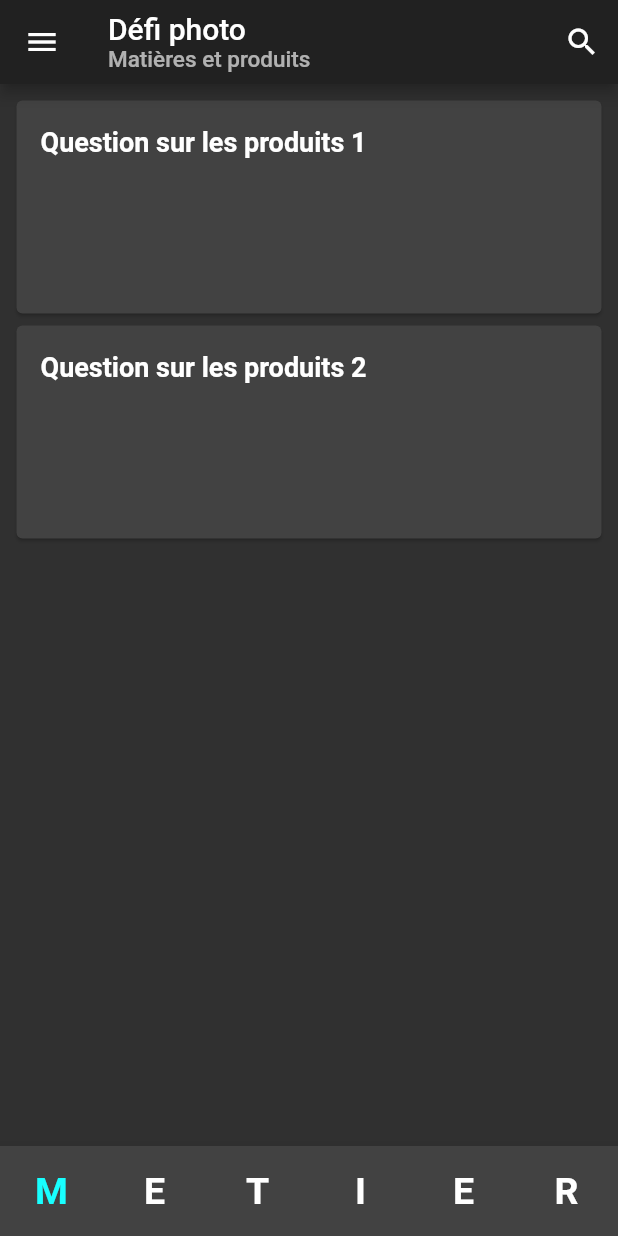
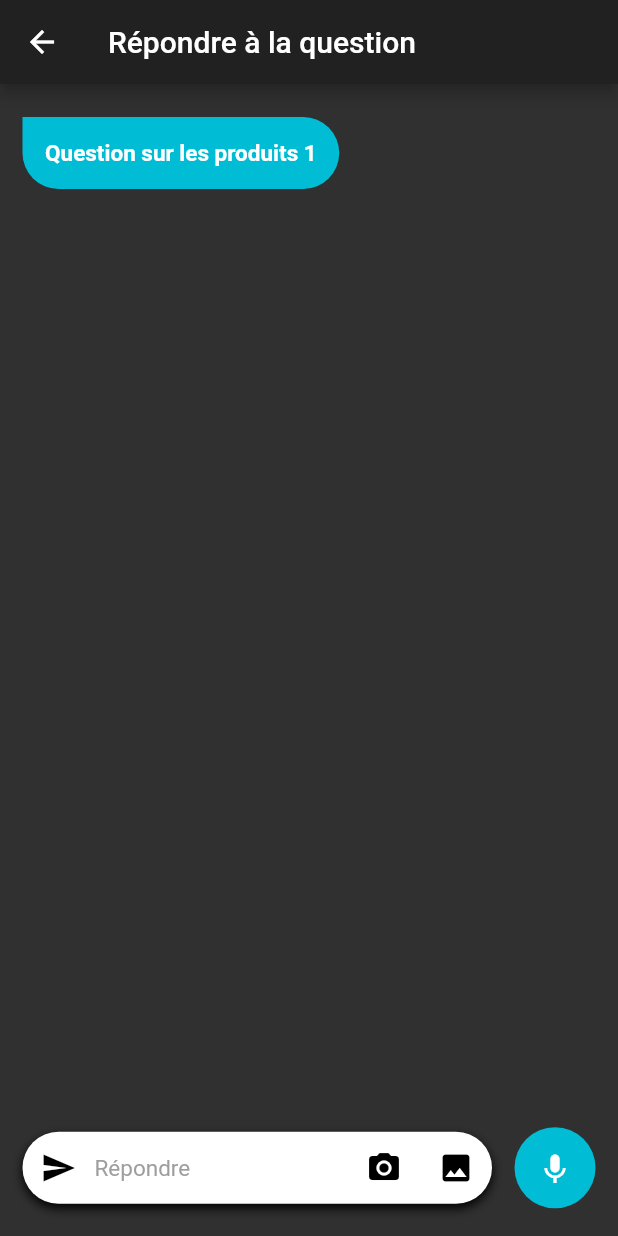
Before and after one commit to ismozi/defiphoto, a Flutter app: the MainPage screen opened directly, after a tap on "Question sur les produits 1", on a phone screen of 412 x 824 dp. Run offline on Flutter 3.47's test engine with Material 2 defaults, Android fonts, the phone set to English and light mode, and no system bars.

Commit message:
Création de page de réponse, création de page de question, changement du thème

```diff
--- a/lib/App.dart
+++ b/lib/App.dart
@@ -10,7 +10,7 @@ class App extends StatelessWidget {
 
       theme: new ThemeData(
         primarySwatch: Colors.cyan,
-        brightness: Brightness.dark,
+        brightness: Brightness.dark
       ),
 
       home: Login(),
--- a/lib/screens/fabbottomappbar.dart
+++ b/lib/screens/fabbottomappbar.dart
@@ -56,10 +56,11 @@ class FABBottomAppBarState extends State<FABBottomAppBar> {
         onPressed: _updateIndex,
       );
     });
+    items.insert(items.length >> 1, _buildMiddleTabItem());
 
 // comment test pour la branchhe
     return BottomAppBar(
-
+      shape: widget.notchedShape,
       child: Row(
         mainAxisSize: MainAxisSize.max,
         mainAxisAlignment: MainAxisAlignment.spaceAround,
@@ -79,8 +80,8 @@ class FABBottomAppBarState extends State<FABBottomAppBar> {
           children: <Widget>[
             SizedBox(height: widget.iconSize),
             Text(
-              widget.centerItemText ?? "",
-              style: TextStyle(color: widget.color),
+              widget.centerItemText ?? "QUESTION",
+              style: TextStyle(color: widget.color, fontSize:10.65),
             ),
           ],
         ),
--- a/lib/screens/home.dart
+++ b/lib/screens/home.dart
@@ -4,6 +4,7 @@ import 'menu.dart';
 import 'fabwithicons.dart';
 import 'layout.dart';
 import 'listViewWidget.dart';
+import 'pageQuestion.dart';
 
 Widget appBarTitle =
     Text('Matières et produits', style: TextStyle(fontSize: 15));
@@ -16,56 +17,67 @@ class Home extends State<MainPage> {
   String _lastSelected = 'TAB: 0';
   String show = 'False';
   bool showOverlay = false;
-  List<String>  txt1=["Question sur les produits 1","Question sur les produits 2"];
+  List<String> txt1 = [
+    "Question sur les produits 1",
+    "Question sur les produits 2"
+  ];
   int nbItem = 2;
-
 
   void _selectedTab(int index) {
     setState(() {
       _lastSelected = 'TAB: $index';
 
-
       if (index == 0) {
         appBarTitle =
             Text('Matières et produits', style: TextStyle(fontSize: 15));
 
-        txt1=["Question sur les produits 1","Question sur les produits 2"];
-        nbItem=txt1.length;
+        txt1 = ["Question sur les produits 1", "Question sur les produits 2"];
+        nbItem = txt1.length;
       }
       if (index == 1) {
         appBarTitle = Text('Équipement', style: TextStyle(fontSize: 15));
 
-         txt1=["Question sur l'équipement 1","Question sur l'équipement 2","Question sur l'équipement 3"];
-         nbItem=txt1.length;
+        txt1 = [
+          "Question sur l'équipement 1",
+          "Question sur l'équipement 2",
+          "Question sur l'équipement 3"
+        ];
+        nbItem = txt1.length;
       }
       if (index == 2) {
         appBarTitle = Text('Tâches', style: TextStyle(fontSize: 15));
 
-        txt1=["Question sur les tâches 1"];
-        nbItem=txt1.length;
+        txt1 = ["Question sur les tâches 1"];
+        nbItem = txt1.length;
       }
       if (index == 3) {
         appBarTitle = Text('Individu', style: TextStyle(fontSize: 15));
 
-        txt1=["Question sur les individus 1","Question sur les individus 2"];
-        nbItem=txt1.length;
-
+        txt1 = ["Question sur les individus 1", "Question sur les individus 2"];
+        nbItem = txt1.length;
       }
       if (index == 4) {
         appBarTitle = Text('Environnement', style: TextStyle(fontSize: 15));
 
-         txt1=["Question sur l'environnement 1","Question sur l'environnement 2",
-         "Question sur l'environnement 3","Question sur l'environnement 4",
-         "Question sur l'environnement 5","Question sur l'environnement 6"];
-         nbItem=txt1.length;
+        txt1 = [
+          "Question sur l'environnement 1",
+          "Question sur l'environnement 2",
+          "Question sur l'environnement 3",
+          "Question sur l'environnement 4",
+          "Question sur l'environnement 5",
+          "Question sur l'environnement 6"
+        ];
+        nbItem = txt1.length;
       }
       if (index == 5) {
         appBarTitle =
             Text('Ressources humaines', style: TextStyle(fontSize: 15));
 
-            txt1=["Question sur les ressources humaines 1","Question sur les ressources humaines 2"];
-             nbItem=txt1.length;
-
+        txt1 = [
+          "Question sur les ressources humaines 1",
+          "Question sur les ressources humaines 2"
+        ];
+        nbItem = txt1.length;
       }
     });
   }
@@ -93,6 +105,7 @@ class Home extends State<MainPage> {
     return Scaffold(
       drawer: NavDrawer(),
       appBar: AppBar(
+        backgroundColor: Colors.grey[900],
           title: Column(
               mainAxisAlignment: MainAxisAlignment.center,
               crossAxisAlignment: CrossAxisAlignment.start,
@@ -109,12 +122,14 @@ class Home extends State<MainPage> {
             IconButton(icon: Icon(Icons.search), onPressed: () {})
           ]),
       body: listViewWidget(
-        txt:txt1,
-        nbItem: nbItem
+        txt: txt1,
+        nbItem: nbItem,
       ),
       bottomNavigationBar: FABBottomAppBar(
         onTabSelected: _selectedTab,
-        selectedColor: Colors.cyanAccent,
+        selectedColor: Colors.cyan,
+        notchedShape: CircularNotchedRectangle(),
+        backgroundColor: Colors.grey[900],
         items: [
           FABBottomAppBarItem(text: "M"),
           FABBottomAppBarItem(text: "E"),
@@ -124,6 +139,14 @@ class Home extends State<MainPage> {
           FABBottomAppBarItem(text: "R"),
         ],
       ),
+      floatingActionButtonLocation: FloatingActionButtonLocation.centerDocked,
+      floatingActionButton: FloatingActionButton(
+          onPressed: () {
+            Navigator.of(context).push(
+                MaterialPageRoute(builder: (context) => (pageQuestion())));
+          },
+          backgroundColor: Colors.cyan,
+          child: Icon(Icons.question_answer)),
     );
   }
 
@@ -135,7 +158,7 @@ class Home extends State<MainPage> {
           overlay();
         },
         tooltip: 'Increment',
-        child: Icon(Icons.add),
+        child: Icon(Icons.question_answer),
         elevation: 2.0,
       ),
       showOverlay: showOverlay,
--- a/lib/screens/listViewWidget.dart
+++ b/lib/screens/listViewWidget.dart
@@ -1,16 +1,11 @@
 import 'package:flutter/material.dart';
+import 'pageCommentaire.dart';
 
 class listViewWidget extends StatefulWidget {
-
   final int nbItem;
   final List<String> txt;
 
-
-  listViewWidget({
-    this.nbItem,
-    this.txt,
-
-  }){
+  listViewWidget({this.nbItem, this.txt}) {
     txt.length = nbItem;
   }
 
@@ -19,7 +14,6 @@ class listViewWidget extends StatefulWidget {
 }
 
 class listViewWidgetState extends State<listViewWidget> {
-
   @override
   Widget build(BuildContext context) {
     return Container(
@@ -30,24 +24,30 @@ class listViewWidgetState extends State<listViewWidget> {
           padding: const EdgeInsets.all(7.0),
           itemBuilder: (context, position) {
             return Card(
+              color:Colors.grey[850],
+              shape: RoundedRectangleBorder(
+                  borderRadius: BorderRadius.only(
+                      bottomRight: Radius.circular(15),
+                      topRight: Radius.circular(15),
+                      bottomLeft: Radius.circular(15),
+                      topLeft: Radius.circular(15)),
+                  side: BorderSide(width: 0.5, color: Colors.grey)),
               child: ListTile(
                 title: Text(
                   widget.txt[position],
-
                   style: TextStyle(
-                      fontSize: 18.0,
+                      fontSize: 15.0,
                       color: Colors.white,
                       fontWeight: FontWeight.bold),
-
-
                 ),
-
-                onTap: () => {},
+                onTap: () {
+                  Navigator.of(context).push(MaterialPageRoute(
+                      builder: (context) =>
+                          (pageCommentaire(txt: widget.txt[position]))));
+                },
               ),
             );
           }),
     );
-
-
   }
-  }
+}
--- a/lib/screens/login.dart
+++ b/lib/screens/login.dart
@@ -35,6 +35,7 @@ class Login extends StatelessWidget {
                   color: Colors.white,
                   borderRadius: BorderRadius.circular(20.0)),
               child: TextField(
+                style: new TextStyle(fontSize:20,color: Colors.black),
                 decoration: InputDecoration(
                     hintStyle: TextStyle(fontSize: 20.0, color: Colors.grey),
                     prefixIcon: Icon(
@@ -55,6 +56,7 @@ class Login extends StatelessWidget {
                   color: Colors.white,
                   borderRadius: BorderRadius.circular(20.0)),
               child: TextField(
+                style: new TextStyle(fontSize:20,color: Colors.black),
                 obscureText: true,
                 decoration: InputDecoration(
                     hintStyle: TextStyle(fontSize: 20.0, color: Colors.grey),
@@ -82,7 +84,7 @@ class Login extends StatelessWidget {
                 shape: RoundedRectangleBorder(
                   borderRadius: BorderRadius.circular(30.0),
                 ),
-                color: Colors.cyanAccent,
+                color: Colors.cyan,
                 child: Text(
                   'CONNEXION',
                   style: TextStyle(
--- /dev/null
+++ b/lib/screens/messageReceivedWidget.dart
@@ -0,0 +1,54 @@
+import 'package:flutter/material.dart';
+
+
+
+class ReceivedMessagesWidget extends StatelessWidget {
+  final int i;
+  final String txt;
+  const ReceivedMessagesWidget({
+    Key key,
+    this.txt,
+    @required this.i,
+  }) : super(key: key);
+
+  @override
+  Widget build(BuildContext context) {
+    return Padding(
+      padding: const EdgeInsets.symmetric(vertical: 7.0),
+      child: Row(
+        children: <Widget>[
+
+          Column(
+            crossAxisAlignment: CrossAxisAlignment.start,
+            children: <Widget>[
+
+              Container(
+                constraints: BoxConstraints(
+                    maxWidth: MediaQuery.of(context).size.width * .6),
+                padding: const EdgeInsets.all(15.0),
+                decoration: BoxDecoration(
+                  color: Colors.cyan,
+                  borderRadius: BorderRadius.only(
+                    topRight: Radius.circular(25),
+                    bottomLeft: Radius.circular(25),
+                    bottomRight: Radius.circular(25),
+                  ),
+                ),
+                child: Text(
+                  txt,
+                  style: TextStyle(
+                      fontSize: 15.0,
+                      color: Colors.white,
+                      fontWeight: FontWeight.bold)
+
+                ),
+              ),
+            ],
+          ),
+          SizedBox(width: 15),
+
+        ],
+      ),
+    );
+  }
+}
--- /dev/null
+++ b/lib/screens/pageCommentaire.dart
@@ -0,0 +1,105 @@
+import 'package:flutter/material.dart';
+import 'messageReceivedWidget.dart';
+
+class pageCommentaire extends StatefulWidget {
+  final String txt;
+
+  pageCommentaire({
+    this.txt,
+  });
+
+  @override
+  State<StatefulWidget> createState() => pageCommentaireState();
+}
+
+class pageCommentaireState extends State<pageCommentaire> {
+  @override
+  Widget build(BuildContext context) {
+    return Scaffold(
+        appBar: AppBar(
+          title: Column(
+              mainAxisAlignment: MainAxisAlignment.center,
+              crossAxisAlignment: CrossAxisAlignment.start,
+              children: [
+                Text(
+                  'Répondre à la question',
+                ),
+                Opacity(
+                  opacity: 0.65,
+                )
+              ]),
+        ),
+        body: Stack(children: <Widget>[
+          Positioned.fill(
+              child: Column(children: <Widget>[
+            Expanded(child: ListView.builder(
+                    padding: const EdgeInsets.all(15),
+                    itemCount: 1,
+                    itemBuilder: (ctx, i) {
+                     return ReceivedMessagesWidget(txt: widget.txt);
+                    },
+                  ),
+            ),
+            Container(
+                margin: EdgeInsets.all(15.0),
+                height: 61,
+                child: Row(
+                  children: <Widget>[
+                    Expanded(
+                      child: Container(
+                        decoration: BoxDecoration(
+                          color: Colors.white,
+                          borderRadius: BorderRadius.circular(35.0),
+                          boxShadow: [
+                            BoxShadow(
+                                offset: Offset(0, 3),
+                                blurRadius: 5,
+                                color: Colors.black)
+                          ],
+                        ),
+                        child: Row(
+                          children: <Widget>[
+                            IconButton(
+                                icon: Icon(Icons.send,color:Colors.black), onPressed: () {}),
+                            Expanded(
+                              child: TextField(
+                                style: new TextStyle(color: Colors.black),
+                                decoration: InputDecoration(
+                                    hintText: "Répondre",
+                                     hintStyle: TextStyle(fontSize: 15.0, color: Colors.grey),
+                                    border: InputBorder.none),
+                              ),
+                            ),
+                            IconButton(
+                              icon: Icon(Icons.photo_camera,color:Colors.black),
+                              onPressed: () {},
+                            ),
+                            IconButton(
+                              icon: Icon(Icons.photo,color:Colors.black),
+                              onPressed: () {},
+                            )
+                          ],
+                        ),
+                      ),
+                    ),
+                    SizedBox(width: 15),
+                    Container(
+                      padding: const EdgeInsets.all(15.0),
+                      decoration: BoxDecoration(
+                          color: Colors.cyan, shape: BoxShape.circle),
+                      child: InkWell(
+                        child: Icon(
+                          Icons.keyboard_voice,
+                          color: Colors.white,
+                        ),
+                        onLongPress: () {
+                          setState(() {});
+                        },
+                      ),
+                    )
+                  ],
+                )),
+          ]))
+        ]));
+  }
+}
```
Also changed, not shown: lib/screens/pageQuestion.dart (added, +99 -0 lines).
